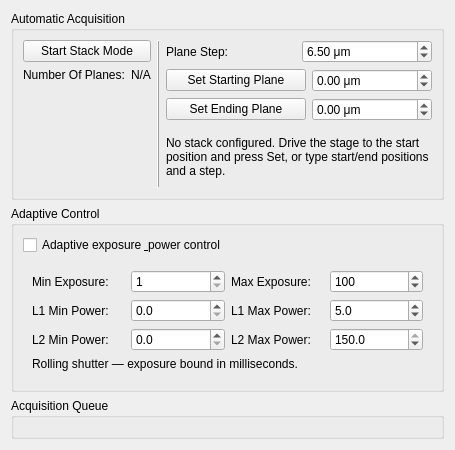
LIOMLab/lightsheet, file lightsheet/gui/panels/ui_stack_panel.ui: the form before one commit.
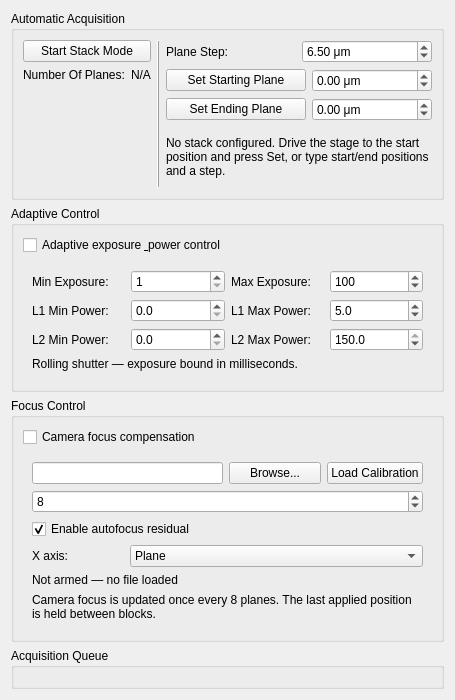
The form after the commit. Custom widgets are drawn as their Qt base class.

Commit message: feat(focus-ui): add [Focus] schema and Stack-panel Focus Control group wiring

Diff of the .ui file:
```diff
--- a/lightsheet/gui/panels/ui_stack_panel.ui
+++ b/lightsheet/gui/panels/ui_stack_panel.ui
@@ -513,6 +513,128 @@
      </layout>
     </widget>
    </item>
+   <item>
+    <widget class="QGroupBox" name="groupBox_focusControl">
+     <property name="title">
+      <string>Focus Control</string>
+     </property>
+     <layout class="QVBoxLayout" name="verticalLayout_focusControl">
+      <item>
+       <widget class="QCheckBox" name="checkBox_focusEnable">
+        <property name="toolTip">
+         <string>Enable camera focus compensation during the stack. When unchecked the stack runs with fixed camera position.</string>
+        </property>
+        <property name="text">
+         <string>Camera focus compensation</string>
+        </property>
+       </widget>
+      </item>
+      <item>
+       <widget class="QWidget" name="widget_focusFields">
+        <property name="visible">
+         <bool>false</bool>
+        </property>
+        <layout class="QGridLayout" name="gridLayout_focusFields">
+         <item row="0" column="0" colspan="2">
+          <widget class="QLineEdit" name="lineEdit_focusCurvePath">
+           <property name="toolTip">
+            <string>Absolute or relative path to the JSON focus calibration file.</string>
+           </property>
+          </widget>
+         </item>
+         <item row="0" column="2">
+          <widget class="QPushButton" name="pushButton_focusBrowse">
+           <property name="text">
+            <string>Browse...</string>
+           </property>
+          </widget>
+         </item>
+         <item row="0" column="3">
+          <widget class="QPushButton" name="pushButton_focusLoad">
+           <property name="text">
+            <string>Load Calibration</string>
+           </property>
+          </widget>
+         </item>
+         <item row="1" column="0" colspan="4">
+          <widget class="FieldSpecSpinBox" name="doubleSpinBox_focusBlockSize">
+           <property name="toolTip">
+            <string>Number of planes between camera focus updates. The last applied position is held between blocks.</string>
+           </property>
+           <property name="decimals">
+            <number>0</number>
+           </property>
+           <property name="minimum">
+            <double>1.000000000000000</double>
+           </property>
+           <property name="maximum">
+            <double>100.000000000000000</double>
+           </property>
+           <property name="singleStep">
+            <double>1.000000000000000</double>
+           </property>
+           <property name="value">
+            <double>8.000000000000000</double>
+           </property>
+          </widget>
+         </item>
+         <item row="2" column="0" colspan="4">
+          <widget class="QCheckBox" name="checkBox_focusAutofocusResidual">
+           <property name="toolTip">
+            <string>Enable per-block sharpness-based residual correction on top of the feedforward calibration curve.</string>
+           </property>
+           <property name="text">
+            <string>Enable autofocus residual</string>
+           </property>
+           <property name="checked">
+            <bool>true</bool>
+           </property>
+          </widget>
+         </item>
+         <item row="3" column="0">
+          <widget class="QLabel" name="label_focusXAxisVariable">
+           <property name="text">
+            <string>X axis:</string>
+           </property>
+          </widget>
+         </item>
+         <item row="3" column="1" colspan="3">
+          <widget class="QComboBox" name="comboBox_focusXAxisVariable">
+           <item>
+            <property name="text">
+             <string>Plane</string>
+            </property>
+           </item>
+           <item>
+            <property name="text">
+             <string>Stage position (mm)</string>
+            </property>
+           </item>
+          </widget>
+         </item>
+         <item row="4" column="0" colspan="4">
+          <widget class="QLabel" name="label_focusStatus">
+           <property name="text">
+            <string>Not armed — no file loaded</string>
+           </property>
+          </widget>
+         </item>
+         <item row="5" column="0" colspan="4">
+          <widget class="QLabel" name="label_focusBlockHint">
+           <property name="text">
+            <string>Camera focus is updated once every 8 planes. The last applied position is held between blocks.</string>
+           </property>
+           <property name="wordWrap">
+            <bool>true</bool>
+           </property>
+          </widget>
+         </item>
+        </layout>
+       </widget>
+      </item>
+     </layout>
+    </widget>
+   </item>
    <item>
     <widget class="QGroupBox" name="groupBox_acquisitionQueue">
      <property name="title">
```
The commit also changes 7 other files.
